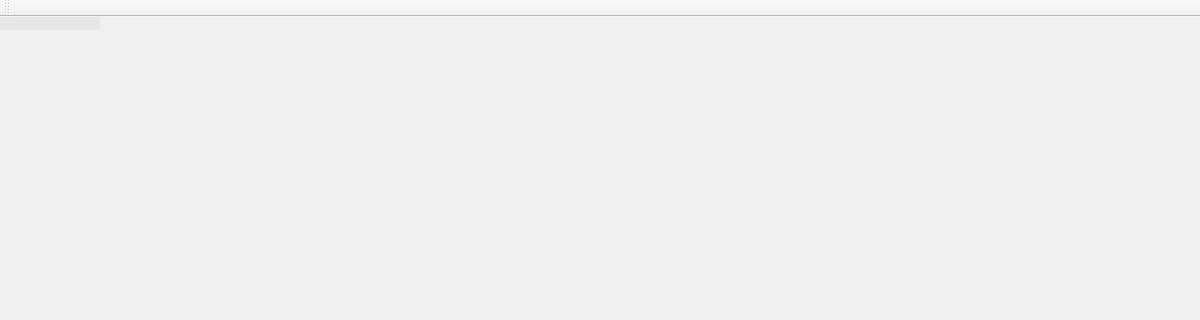
Yt-trium/OpenTES4Oblivion_01, file OpenTES4Editor/mainwindow.ui: the form before one commit; both pictures show x 0 to 1200 and y 0 to 320 of the 1200 by 800 pixel window.
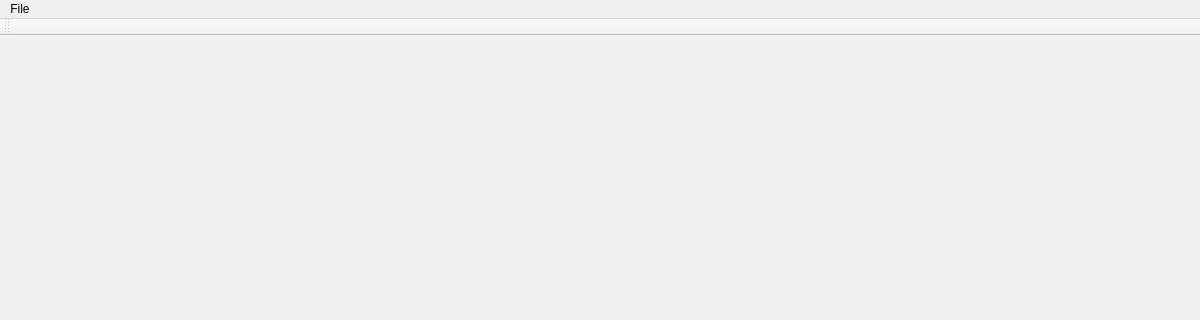
The form after the commit.

Commit message: add action open, quit to mainwindow

Patch:
```diff
--- a/OpenTES4Editor/mainwindow.ui
+++ b/OpenTES4Editor/mainwindow.ui
@@ -36,6 +36,14 @@
      <height>21</height>
     </rect>
    </property>
+   <widget class="QMenu" name="menuFile">
+    <property name="title">
+     <string>File</string>
+    </property>
+    <addaction name="actionOpen"/>
+    <addaction name="actionQuit"/>
+   </widget>
+   <addaction name="menuFile"/>
   </widget>
   <widget class="QToolBar" name="mainToolBar">
    <attribute name="toolBarArea">
```
Left out of the diff: 16 changed lines with no effect on the pictures. The commit also changes 2 other files.
